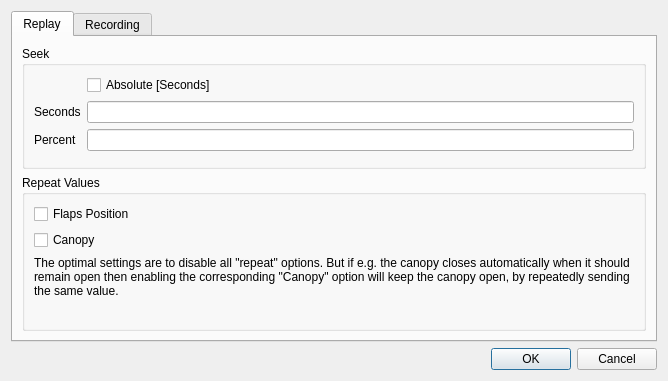
Above: src/UserInterface/src/Dialogs/SettingsDialog.ui from till213/SkyDolly before the change. Below: the same form after it.
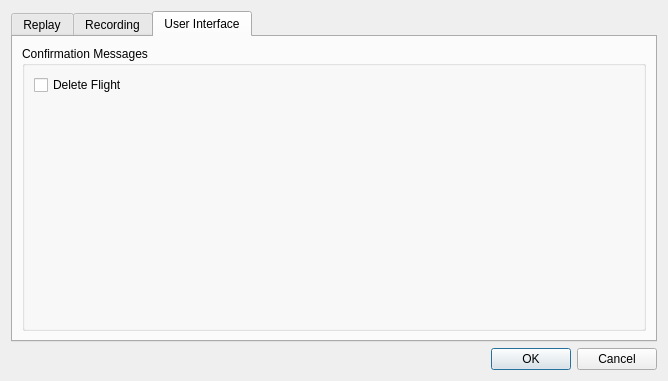
That is the form after the change.

Commit message: Add confirm delete option to settings dialog

The edit to the form file:
```diff
--- a/src/UserInterface/src/Dialogs/SettingsDialog.ui
+++ b/src/UserInterface/src/Dialogs/SettingsDialog.ui
@@ -17,7 +17,7 @@
    <item row="0" column="0">
     <widget class="QTabWidget" name="settingsTabWidget">
      <property name="currentIndex">
-      <number>0</number>
+      <number>2</number>
      </property>
      <widget class="QWidget" name="tab_2">
       <attribute name="title">
@@ -151,6 +151,42 @@
        </item>
       </layout>
      </widget>
+     <widget class="QWidget" name="tab_3">
+      <attribute name="title">
+       <string>User Interface</string>
+      </attribute>
+      <layout class="QVBoxLayout" name="verticalLayout_3">
+       <item>
+        <widget class="QGroupBox" name="groupBox_2">
+         <property name="title">
+          <string>Confirmation Messages</string>
+         </property>
+         <layout class="QFormLayout" name="formLayout_3">
+          <item row="0" column="0">
+           <widget class="QCheckBox" name="confirmDeleteFlightCheckBox">
+            <property name="text">
+             <string>Delete Flight</string>
+            </property>
+           </widget>
+          </item>
+          <item row="1" column="0">
+           <spacer name="verticalSpacer_4">
+            <property name="orientation">
+             <enum>Qt::Vertical</enum>
+            </property>
+            <property name="sizeHint" stdset="0">
+             <size>
+              <width>20</width>
+              <height>40</height>
+             </size>
+            </property>
+           </spacer>
+          </item>
+         </layout>
+        </widget>
+       </item>
+      </layout>
+     </widget>
     </widget>
    </item>
    <item row="1" column="0">
```
The commit also changes 1 other file.
